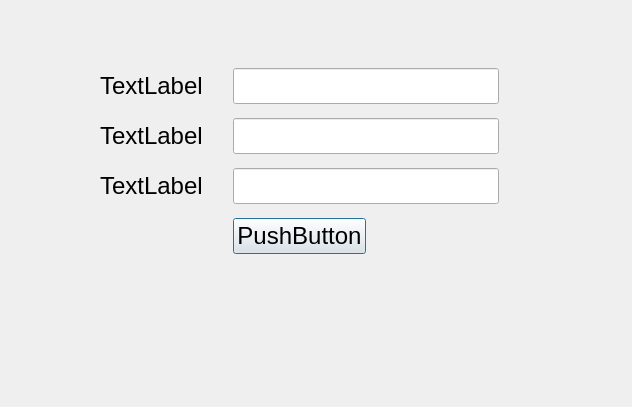
The window that dlgaddmovie.ui (SugerInMyPacket/LightningMovie) describes before a commit, drawn with Qt 5.
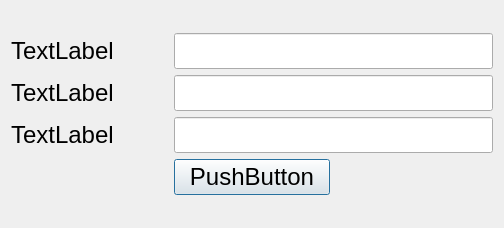
The same window after the commit.

Diff of the .ui file:
```diff
--- a/dlgaddmovie.ui
+++ b/dlgaddmovie.ui
@@ -6,8 +6,8 @@
    <rect>
     <x>0</x>
     <y>0</y>
-    <width>632</width>
-    <height>407</height>
+    <width>504</width>
+    <height>228</height>
    </rect>
   </property>
   <property name="sizePolicy">
@@ -25,15 +25,8 @@
   <property name="windowTitle">
    <string>Dialog</string>
   </property>
-  <widget class="QWidget" name="gridLayoutWidget">
-   <property name="geometry">
-    <rect>
-     <x>100</x>
-     <y>60</y>
-     <width>399</width>
-     <height>206</height>
-    </rect>
-   </property>
+  <layout class="QGridLayout" name="gridLayout_2">
+   <item row="0" column="0">
    <layout class="QGridLayout" name="gridLayout">
     <item row="0" column="0">
      <widget class="QLabel" name="labMovieName">
@@ -73,7 +66,8 @@
      <widget class="QLineEdit" name="edtMovieName"/>
     </item>
    </layout>
-  </widget>
+   </item>
+  </layout>
  </widget>
  <resources/>
  <connections>
```
Lines whose indentation alone changed are shown as unchanged.
